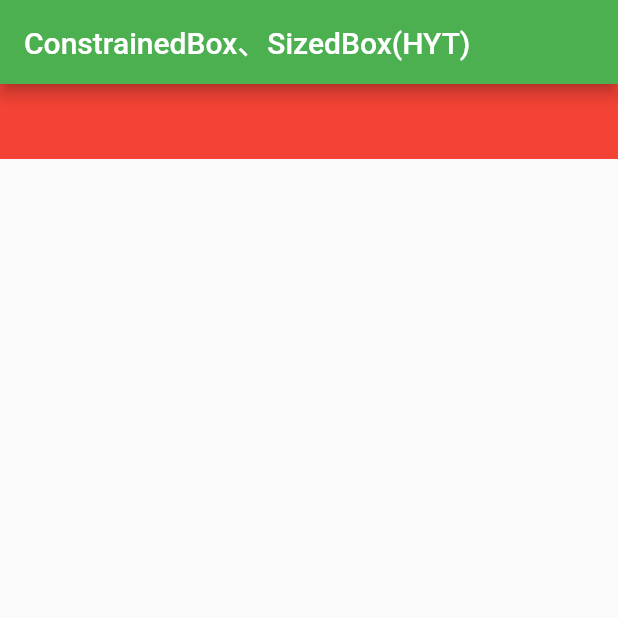
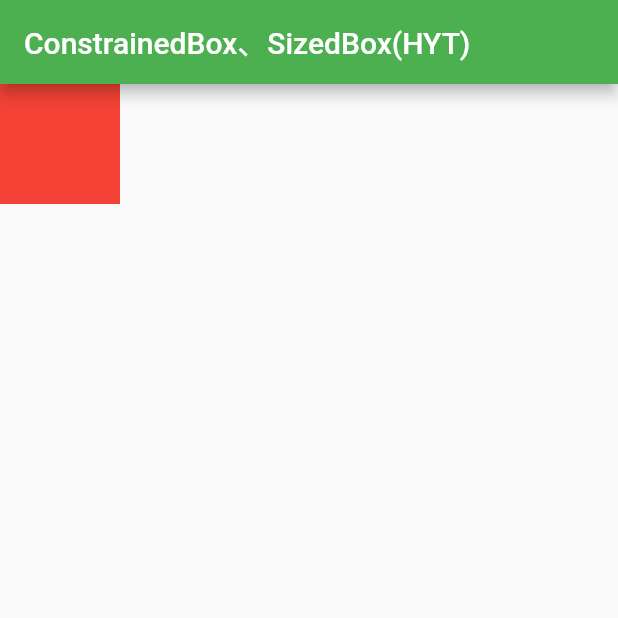
Before and after one commit to hyTONG2/Flutter_APP_01_Chapter04, a Flutter app: the screen it shows after launch, on a phone screen of 412 x 824 dp, the top half of it. Run offline on Flutter 3.47's test engine with Material 2 defaults, Android fonts, the phone set to English and light mode, and no system bars.

Commit message:
SizedBox仿写测试

```diff
--- a/lib/main.dart
+++ b/lib/main.dart
@@ -47,16 +47,21 @@ class _MyHomeContentState extends State<MyHomeContent> {
     return Column(
       //mainAxisAlignment: MainAxisAlignment.center,
       children: <Widget>[
-        /*onst Text(
+        /*const Text(
           'HAHAHAHA好ok',
         ),*/
-        ConstrainedBox(
+        /*ConstrainedBox(
           constraints:
               BoxConstraints(minWidth: double.infinity, minHeight: 50.0),
           child: Container(
             height: 5.0,
             child: redBox,
           ),
+        ),*/
+        SizedBox(
+            width: 80.0,
+            height: 80.0,
+          child:redBox,
         ),
       ],
     );
```
